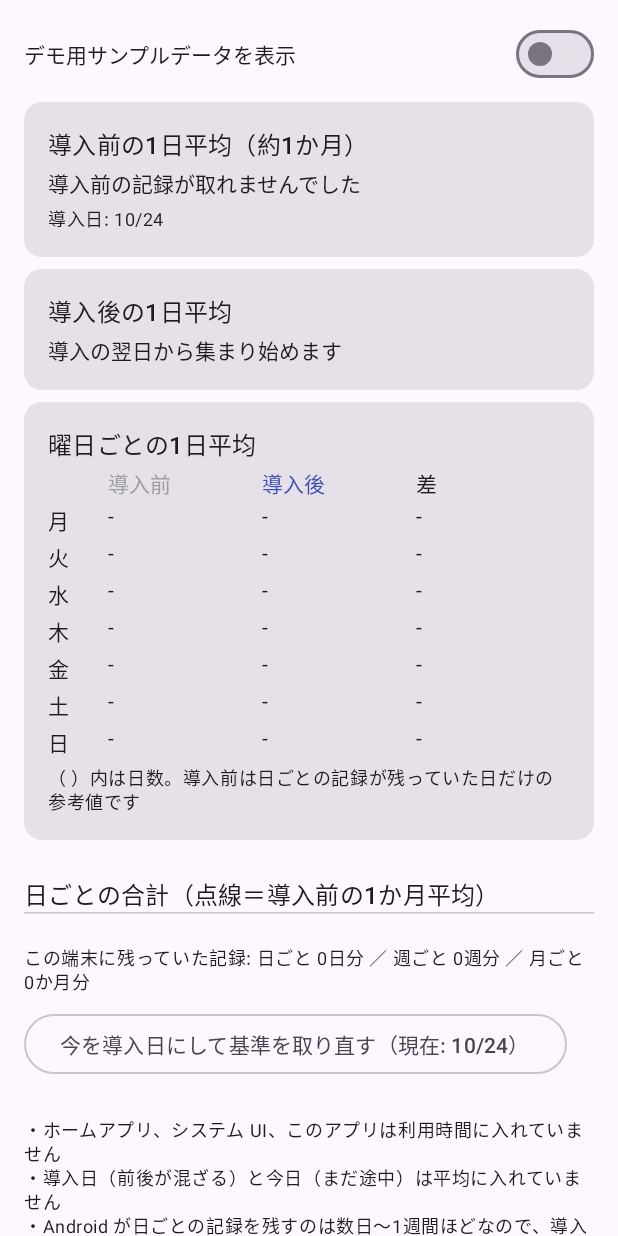
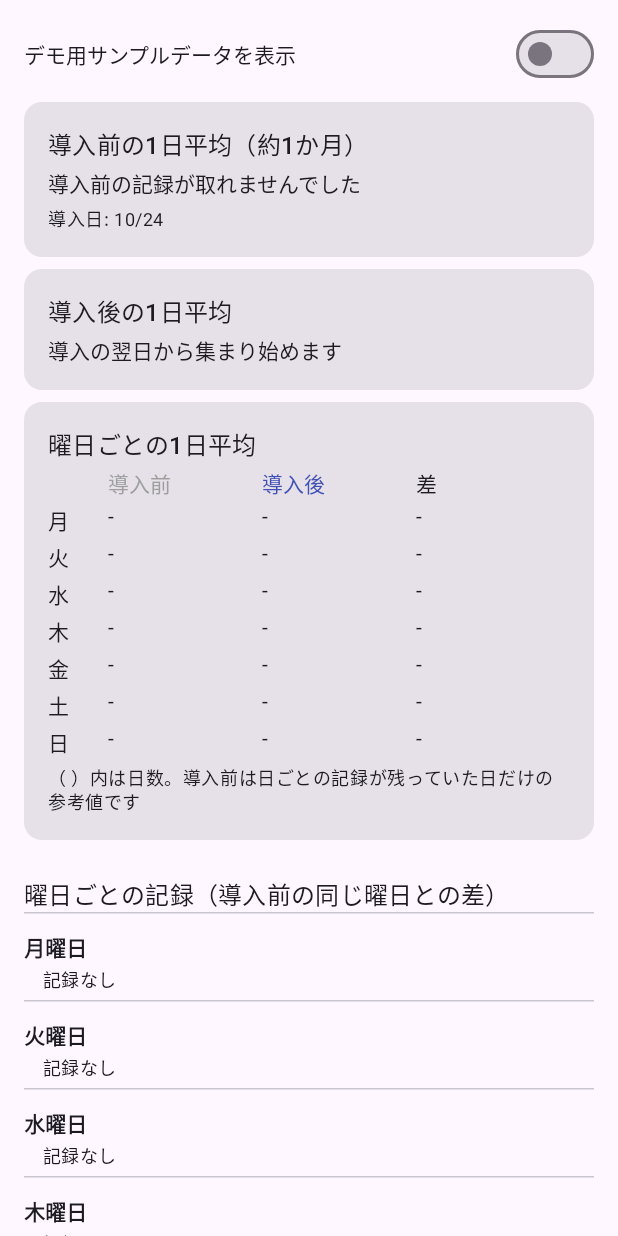
Before and after one commit to jphacks/fk_2603, an Android app built with Jetpack Compose: the composable ScreenTimeScreen shown on its own in the app's theme, on a phone screen of 412 x 824 dp. Run offline under Robolectric (Android 15) with nearby library versions, the phone set to English and light mode, and no system bars.

Commit message:
分析タブ: 曜日ごとに導入前と導入後の各日を並べて比較
- 曜日ごとに、導入前（残っていた約1週間分）と導入後の各日の合計を一覧表示
- 導入後の各日に、導入前の同じ曜日との差を表示
- 同じ曜日の導入後が2回以上あれば、その平均も表示

Co-Authored-By: Claude Opus 5.5 <noreply@anthropic.com>
Claude-Session: https://claude.ai/code/session_015EkHXKsTQhLdpyDWrwMNve

```diff
--- a/android/app/src/main/java/com/fk2603/wakeup/ScreenTimeMath.kt
+++ b/android/app/src/main/java/com/fk2603/wakeup/ScreenTimeMath.kt
@@ -80,6 +80,21 @@ object ScreenTimeMath {
         }
     }
 
+    /**
+     * 曜日ごとに日付を並べる（導入日と今日は除く）。
+     * 戻り値: 曜日 → (導入前の日付と値, 導入後の日付と値)。どちらも日付の古い順
+     */
+    fun groupByWeekday(
+        daily: Map<LocalDate, Long>,
+        installDay: LocalDate,
+        today: LocalDate,
+    ): Map<DayOfWeek, Pair<List<Pair<LocalDate, Long>>, List<Pair<LocalDate, Long>>>> =
+        DayOfWeek.values().associateWith { dow ->
+            val days = daily.entries.filter { it.key.dayOfWeek == dow && it.key != installDay && it.key.isBefore(today) }
+                .sortedBy { it.key }.map { it.key to it.value }
+            days.filter { it.first.isBefore(installDay) } to days.filter { it.first.isAfter(installDay) }
+        }
+
     /** 導入後の日（導入日と今日を除く） */
     fun afterDays(daily: Map<LocalDate, Long>, installDay: LocalDate, today: LocalDate): Map<LocalDate, Long> =
         daily.filterKeys { it.isAfter(installDay) && it.isBefore(today) }
--- a/android/app/src/main/java/com/fk2603/wakeup/ui/ScreenTimeScreen.kt
+++ b/android/app/src/main/java/com/fk2603/wakeup/ui/ScreenTimeScreen.kt
@@ -129,6 +129,13 @@ fun ScreenTimeScreen() {
         item { AfterCard(baselineMs, after.values.toList()) }
         item { WeekdayCard(ScreenTimeMath.byWeekday(data.daily, data.installDay, today)) }
 
+        item { SectionTitle("曜日ごとの記録（導入前の同じ曜日との差）") }
+        val grouped = ScreenTimeMath.groupByWeekday(data.daily, data.installDay, today)
+        items(DayOfWeek.values().toList()) { dow ->
+            val (before, afterList) = grouped.getValue(dow)
+            WeekdayDetail(dow, before, afterList)
+        }
+
         item { SectionTitle("日ごとの合計（点線＝導入前の1か月平均）") }
         val maxMs = maxOf(data.daily.values.maxOrNull() ?: 0L, baselineMs ?: 0L).coerceAtLeast(1L)
         items(data.daily.keys.sortedDescending()) { d ->
@@ -248,6 +255,33 @@ private fun WeekdayCard(rows: List<com.fk2603.wakeup.WeekdayRow>) {
 }
 
 @Composable
+private fun WeekdayDetail(dow: DayOfWeek, before: List<Pair<LocalDate, Long>>, after: List<Pair<LocalDate, Long>>) {
+    // 導入前の同じ曜日（ふつうは1日分）を基準にする
+    val ref = before.takeIf { it.isNotEmpty() }?.map { it.second }?.average()?.toLong()
+    Column(Modifier.fillMaxWidth().padding(vertical = 4.dp), verticalArrangement = Arrangement.spacedBy(2.dp)) {
+        Text(dow.getDisplayName(TextStyle.FULL, Locale.JAPANESE), fontWeight = FontWeight.Bold)
+        if (before.isEmpty() && after.isEmpty()) Text("　記録なし", style = MaterialTheme.typography.bodySmall)
+        before.forEach { (d, ms) ->
+            Text("　導入前 ${d.format(DATE)}  ${formatMinutes(ms)}", color = BEFORE_COLOR)
+        }
+        after.forEach { (d, ms) ->
+            Row(Modifier.fillMaxWidth(), horizontalArrangement = Arrangement.SpaceBetween) {
+                Text("　導入後 ${d.format(DATE)}  ${formatMinutes(ms)}", color = AFTER_COLOR)
+                if (ref != null) {
+                    val diff = ms - ref
+                    Text(formatDiff(diff), color = if (diff <= 0) GOOD_COLOR else BAD_COLOR)
+                }
+            }
+        }
+        if (after.size >= 2) {
+            Text("　導入後の平均 ${formatMinutes(after.map { it.second }.average().toLong())}（${after.size}回）",
+                style = MaterialTheme.typography.bodySmall)
+        }
+    }
+    HorizontalDivider()
+}
+
+@Composable
 private fun DayRow(d: LocalDate, ms: Long, maxMs: Long, baselineMs: Long?, installDay: LocalDate, today: LocalDate) {
     val color = if (d.isBefore(installDay)) BEFORE_COLOR else AFTER_COLOR
     val note = when (d) {
```
